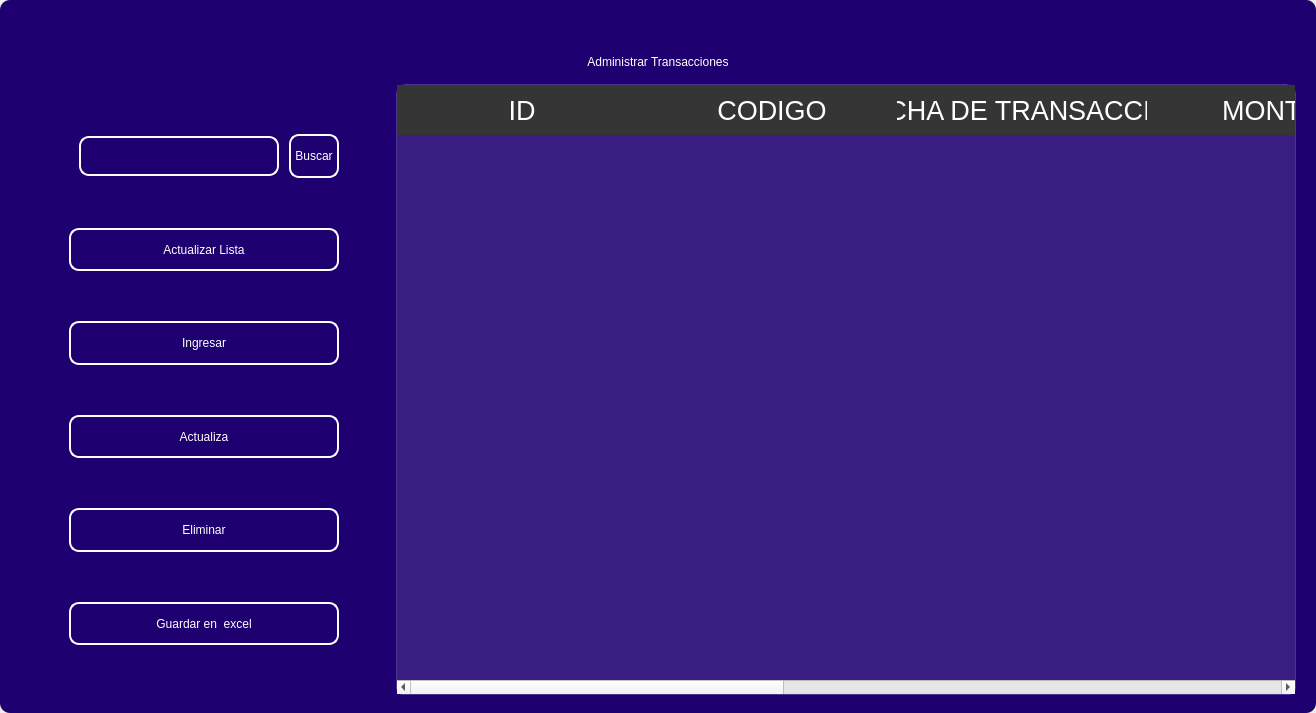
Before: the Qt Designer form design/standar/maintransaction0.ui in codemiguel-dev/ERP-EmprendeSoft-Desktop, drawn with Qt 5.
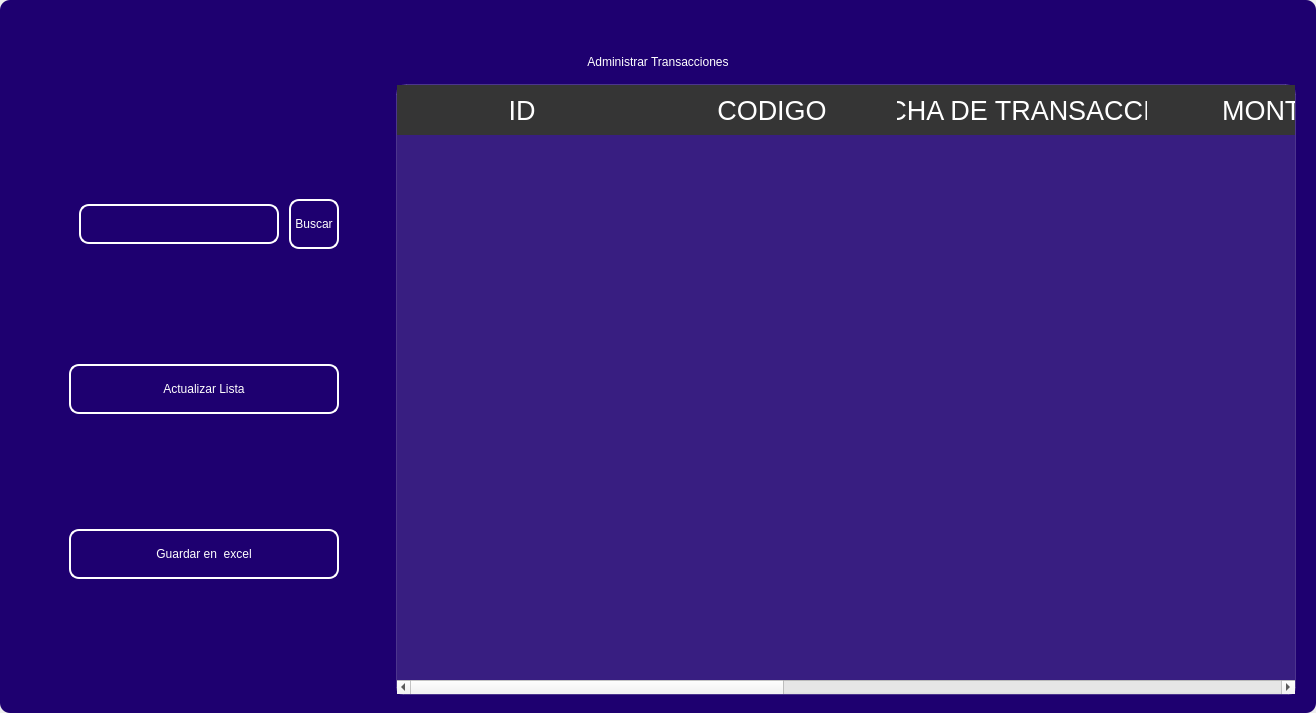
After: the same form once the commit is applied. Icons and pictures are not drawn.

The edit to the form file:
```diff
--- a/design/standar/maintransaction0.ui
+++ b/design/standar/maintransaction0.ui
@@ -552,138 +552,6 @@
               </property>
              </widget>
             </item>
-            <item>
-             <widget class="QPushButton" name="btn_add">
-              <property name="minimumSize">
-               <size>
-                <width>0</width>
-                <height>40</height>
-               </size>
-              </property>
-              <property name="maximumSize">
-               <size>
-                <width>300</width>
-                <height>50</height>
-               </size>
-              </property>
-              <property name="cursor">
-               <cursorShape>PointingHandCursor</cursorShape>
-              </property>
-              <property name="styleSheet">
-               <string notr="true">QPushButton{
-border-radius:10px; 
-font: 12pt &quot;Arial&quot;;
-color: rgb(255, 255, 254);
-border: 2px solid #ffffff;
-}
-
-QPushButton:hover{
-border-radius:10px; 
-font: 12pt &quot;Arial&quot;;
-color: rgb(255, 255, 255);
-border: 2px solid rgb(120, 0, 171);
-	background-color: rgb(120, 0, 171);
-}</string>
-              </property>
-              <property name="text">
-               <string>Ingresar</string>
-              </property>
-              <property name="iconSize">
-               <size>
-                <width>35</width>
-                <height>35</height>
-               </size>
-              </property>
-             </widget>
-            </item>
-            <item>
-             <widget class="QPushButton" name="btn_update">
-              <property name="minimumSize">
-               <size>
-                <width>0</width>
-                <height>40</height>
-               </size>
-              </property>
-              <property name="maximumSize">
-               <size>
-                <width>300</width>
-                <height>50</height>
-               </size>
-              </property>
-              <property name="cursor">
-               <cursorShape>PointingHandCursor</cursorShape>
-              </property>
-              <property name="styleSheet">
-               <string notr="true">QPushButton{
-border-radius:10px; 
-font: 12pt &quot;Arial&quot;;
-color: rgb(255, 255, 254);
-border: 2px solid #ffffff;
-}
-
-QPushButton:hover{
-border-radius:10px; 
-font: 12pt &quot;Arial&quot;;
-color: rgb(255, 255, 255);
-border: 2px solid rgb(120, 0, 171);
-	background-color: rgb(120, 0, 171);
-}</string>
-              </property>
-              <property name="text">
-               <string>Actualiza</string>
-              </property>
-              <property name="iconSize">
-               <size>
-                <width>35</width>
-                <height>35</height>
-               </size>
-              </property>
-             </widget>
-            </item>
-            <item>
-             <widget class="QPushButton" name="btn_delete">
-              <property name="minimumSize">
-               <size>
-                <width>0</width>
-                <height>40</height>
-               </size>
-              </property>
-              <property name="maximumSize">
-               <size>
-                <width>300</width>
-                <height>50</height>
-               </size>
-              </property>
-              <property name="cursor">
-               <cursorShape>PointingHandCursor</cursorShape>
-              </property>
-              <property name="styleSheet">
-               <string notr="true">QPushButton{
-border-radius:10px; 
-font: 12pt &quot;Arial&quot;;
-color: rgb(255, 255, 254);
-border: 2px solid #ffffff;
-}
-
-QPushButton:hover{
-border-radius:10px; 
-font: 12pt &quot;Arial&quot;;
-color: rgb(255, 255, 255);
-border: 2px solid rgb(120, 0, 171);
-	background-color: rgb(120, 0, 171);
-}</string>
-              </property>
-              <property name="text">
-               <string>Eliminar</string>
-              </property>
-              <property name="iconSize">
-               <size>
-                <width>35</width>
-                <height>35</height>
-               </size>
-              </property>
-             </widget>
-            </item>
             <item>
              <widget class="QPushButton" name="btn_excel">
               <property name="minimumSize">
```
